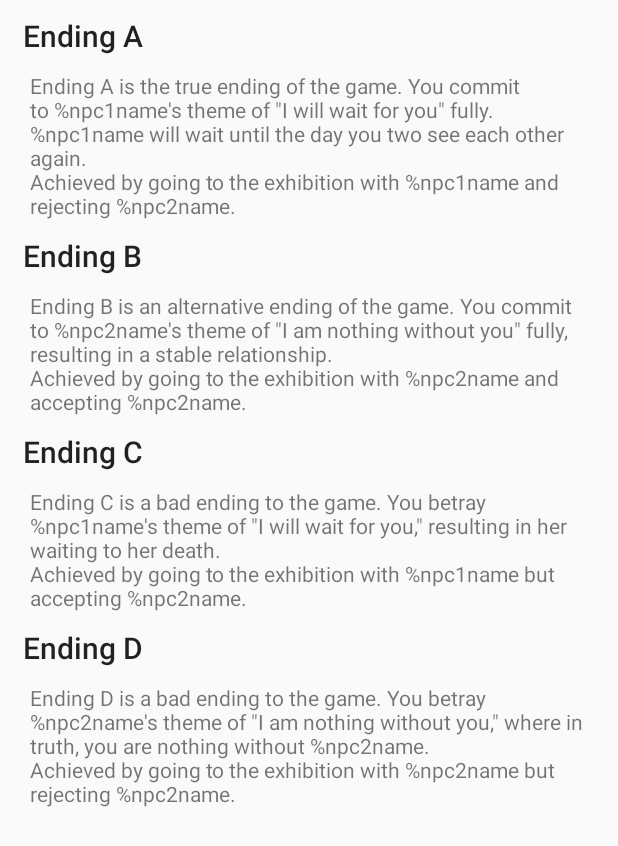
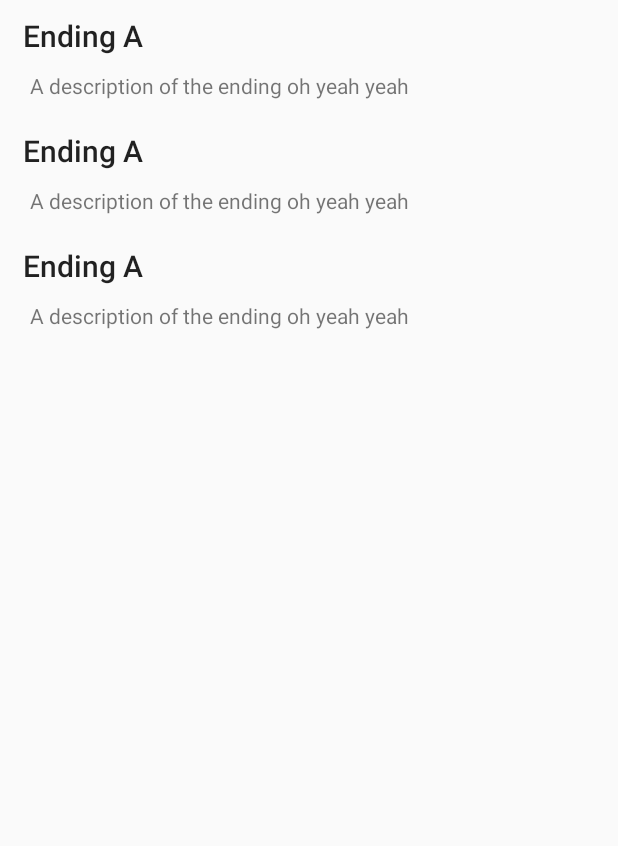
Before and after one commit to kevinmu4587/Messages2, an Android app: the layout fragment_endgame.xml on its own in the app's theme, with its tools: preview values and no code run, on a phone screen of 412 x 824 dp. Shown: the top 846 px of the screen. Run offline under Robolectric (Android 15) with nearby library versions, the phone set to English and light mode, and no system bars.

Commit message:
recycler view layout and endings file

```diff
--- /dev/null
+++ b/app/src/main/res/layout/ending_guide.xml
@@ -0,0 +1,22 @@
+<?xml version="1.0" encoding="utf-8"?>
+<LinearLayout xmlns:android="http://schemas.android.com/apk/res/android"
+    android:orientation="vertical" android:layout_width="match_parent"
+    android:layout_height="wrap_content">
+
+    <TextView
+        style="@style/TextAppearance.Widget.AppCompat.Toolbar.Title"
+        android:layout_width="match_parent"
+        android:layout_height="wrap_content"
+        android:layout_marginHorizontal="15dp"
+        android:layout_marginVertical="10dp"
+        android:text="Ending A"/>
+
+    <TextView
+        android:id="@+id/endingAguide"
+        android:layout_width="match_parent"
+        android:layout_height="wrap_content"
+        android:layout_marginHorizontal="20dp"
+        android:layout_marginBottom="10dp"
+        android:text="A description of the ending oh yeah yeah"/>
+
+</LinearLayout>
--- a/app/src/main/res/layout/fragment_chat.xml
+++ b/app/src/main/res/layout/fragment_chat.xml
@@ -1,5 +1,6 @@
 <?xml version="1.0" encoding="utf-8"?>
-<androidx.constraintlayout.widget.ConstraintLayout xmlns:android="http://schemas.android.com/apk/res/android"
+<androidx.constraintlayout.widget.ConstraintLayout
+    xmlns:android="http://schemas.android.com/apk/res/android"
     xmlns:app="http://schemas.android.com/apk/res-auto"
     xmlns:tools="http://schemas.android.com/tools"
     android:layout_width="match_parent"
--- a/app/src/main/res/layout/fragment_endgame.xml
+++ b/app/src/main/res/layout/fragment_endgame.xml
@@ -7,64 +7,9 @@
     tools:context=".EndgameFragment"
     android:orientation="vertical">
 
-    <TextView
-        style="@style/TextAppearance.Widget.AppCompat.Toolbar.Title"
+    <androidx.recyclerview.widget.RecyclerView
+        android:id="@+id/endings_recycler_view"
+        android:layout_height="wrap_content"
         android:layout_width="match_parent"
-        android:layout_height="wrap_content"
-        android:layout_marginHorizontal="15dp"
-        android:layout_marginVertical="10dp"
-        android:text="Ending A"/>
-
-    <TextView
-        android:id="@+id/endingAguide"
-        android:layout_width="match_parent"
-        android:layout_height="wrap_content"
-        android:layout_marginHorizontal="20dp"
-        android:text="@string/endingAGuide"/>
-
-    <TextView
-        style="@style/TextAppearance.Widget.AppCompat.Toolbar.Title"
-        android:layout_width="match_parent"
-        android:layout_height="wrap_content"
-        android:layout_marginHorizontal="15dp"
-        android:layout_marginVertical="10dp"
-        android:text="Ending B"/>
-
-    <TextView
-        android:id="@+id/endingBguide"
-        android:layout_width="match_parent"
-        android:layout_height="wrap_content"
-        android:layout_marginHorizontal="20dp"
-        android:text="@string/endingBGuide"/>
-
-    <TextView
-        style="@style/TextAppearance.Widget.AppCompat.Toolbar.Title"
-        android:layout_width="match_parent"
-        android:layout_height="wrap_content"
-        android:layout_marginHorizontal="15dp"
-        android:layout_marginVertical="10dp"
-        android:text="Ending C"/>
-
-    <TextView
-        android:id="@+id/endingCguide"
-        android:layout_width="match_parent"
-        android:layout_height="wrap_content"
-        android:layout_marginHorizontal="20dp"
-        android:text="@string/endingCGuide"/>
-
-    <TextView
-        style="@style/TextAppearance.Widget.AppCompat.Toolbar.Title"
-        android:layout_width="match_parent"
-        android:layout_height="wrap_content"
-        android:layout_marginHorizontal="15dp"
-        android:layout_marginVertical="10dp"
-        android:text="Ending D" />
-
-    <TextView
-        android:id="@+id/endingDguide"
-        android:layout_width="match_parent"
-        android:layout_height="wrap_content"
-        android:layout_marginHorizontal="20dp"
-        android:text="@string/endingDGuide" />
-
+        tools:listitem="@layout/ending_guide"/>
 </LinearLayout>
--- a/app/src/main/res/values/strings.xml
+++ b/app/src/main/res/values/strings.xml
@@ -17,20 +17,4 @@
     <string name="attachment_summary_on">Automatically download attachments for incoming emails
     </string>
     <string name="attachment_summary_off">Only download attachments when manually requested</string>
-    <string name="endingAGuide">
-        Ending A is the true ending of the game. You commit to %npc1name\'s theme of \"I will wait for you\" fully. %npc1name will wait until the day you two see each other again.
-        \nAchieved by going to the exhibition with %npc1name and rejecting %npc2name.
-    </string>
-    <string name="endingBGuide">
-        Ending B is an alternative ending of the game. You commit to %npc2name\'s theme of \"I am nothing without you\" fully, resulting in a stable relationship.
-        \nAchieved by going to the exhibition with %npc2name and accepting %npc2name.
-    </string>
-    <string name="endingCGuide">
-        Ending C is a bad ending to the game. You betray %npc1name\'s theme of \"I will wait for you,\" resulting in her waiting to her death.
-        \nAchieved by going to the exhibition with %npc1name but accepting %npc2name.
-    </string>
-    <string name="endingDGuide">
-        Ending D is a bad ending to the game. You betray %npc2name\'s theme of \"I am nothing without you,\" where in truth, you are nothing without %npc2name.
-        \nAchieved by going to the exhibition with %npc2name but rejecting %npc2name.
-    </string>
 </resources>
```
Also changed, not shown: 1 other file.
